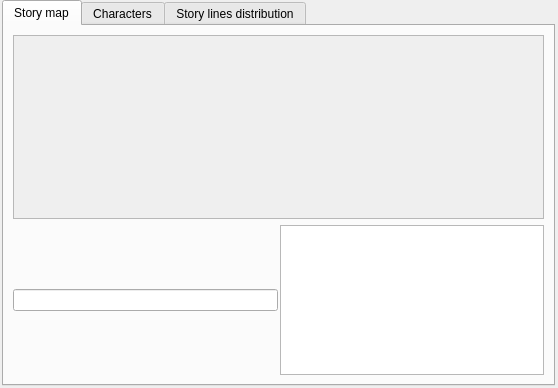
First picture: the form in ui/reports_view.ui, repository zkovari/plotlyst, before the edit.
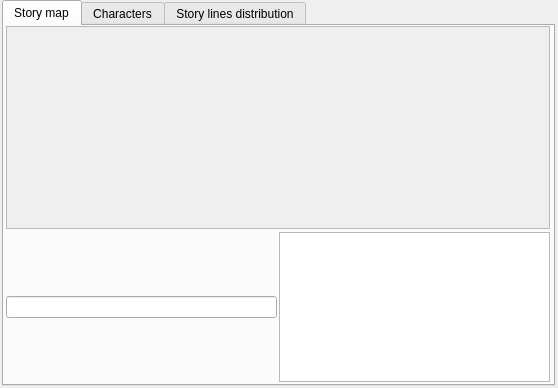
Second picture: the form after the edit. Custom widgets are drawn as their Qt base class.

Commit message: white bg

What changed in the file:
```diff
--- a/ui/reports_view.ui
+++ b/ui/reports_view.ui
@@ -39,6 +39,21 @@
        <string>Story map</string>
       </attribute>
       <layout class="QVBoxLayout" name="verticalLayout">
+       <property name="spacing">
+        <number>3</number>
+       </property>
+       <property name="leftMargin">
+        <number>2</number>
+       </property>
+       <property name="topMargin">
+        <number>0</number>
+       </property>
+       <property name="rightMargin">
+        <number>3</number>
+       </property>
+       <property name="bottomMargin">
+        <number>2</number>
+       </property>
        <item>
         <widget class="QScrollArea" name="scrollArea">
          <property name="verticalScrollBarPolicy">
@@ -55,11 +70,26 @@
            <rect>
             <x>0</x>
             <y>0</y>
-            <width>529</width>
-            <height>165</height>
+            <width>542</width>
+            <height>174</height>
            </rect>
           </property>
           <layout class="QVBoxLayout" name="verticalLayout_3">
+           <property name="spacing">
+            <number>0</number>
+           </property>
+           <property name="leftMargin">
+            <number>0</number>
+           </property>
+           <property name="topMargin">
+            <number>0</number>
+           </property>
+           <property name="rightMargin">
+            <number>0</number>
+           </property>
+           <property name="bottomMargin">
+            <number>0</number>
+           </property>
            <item>
             <widget class="StoryLinesMapWidget" name="storyLinesMap" native="true"/>
            </item>
```
The commit also changes 1 other file.
